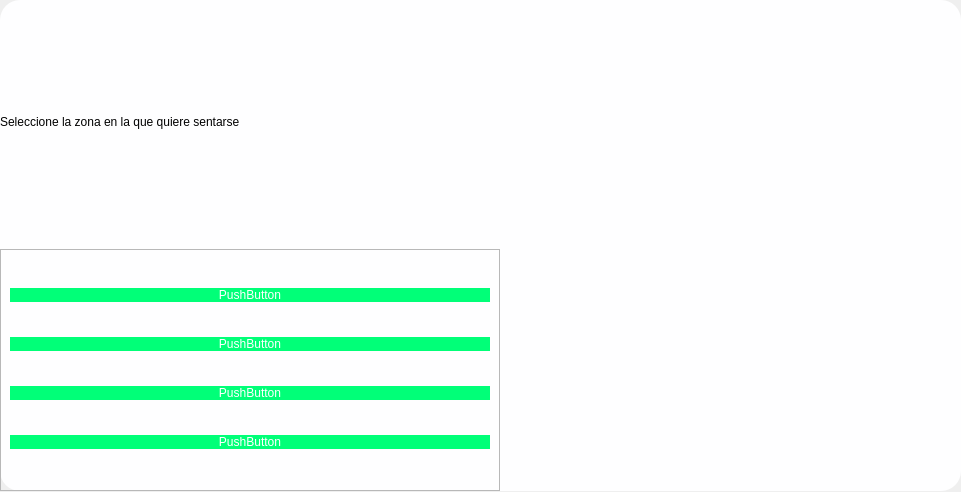
This is src/Vista/asientos.ui in gjimec00/STDEvents as Qt 5 draws it before an edit. The edited form follows.
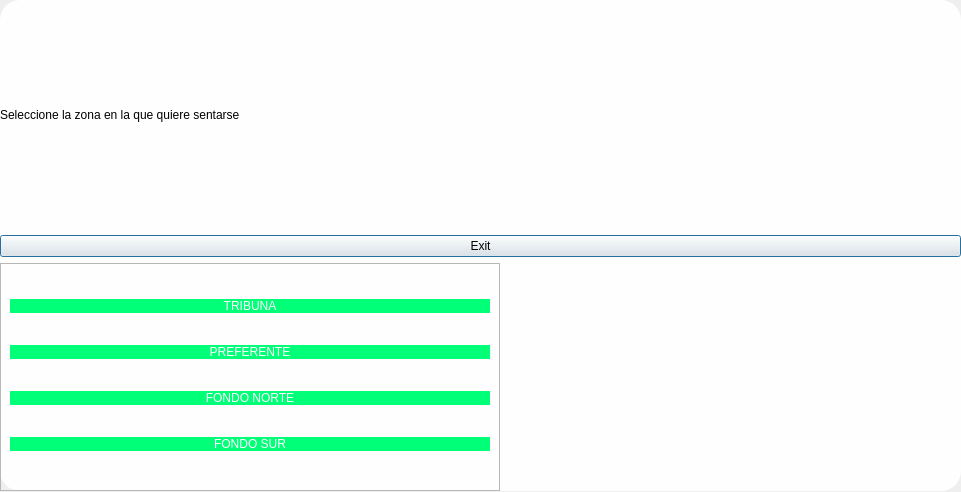
This is the edited form.

Commit message: Arreglos en la clase asientos e implementación de algunos botones de otras clases

What changed in the file:
```diff
--- a/src/Vista/asientos.ui
+++ b/src/Vista/asientos.ui
@@ -60,6 +60,13 @@
       </property>
      </widget>
     </item>
+    <item>
+     <widget class="QPushButton" name="pushButton_5">
+      <property name="text">
+       <string>Exit</string>
+      </property>
+     </widget>
+    </item>
     <item>
      <widget class="QFrame" name="frame">
       <property name="maximumSize">
@@ -86,7 +93,7 @@
 border-radius: 10px;</string>
          </property>
          <property name="text">
-          <string>PushButton</string>
+          <string>TRIBUNA</string>
          </property>
         </widget>
        </item>
@@ -98,21 +105,21 @@
 border-radius: 10px;</string>
          </property>
          <property name="text">
-          <string>PushButton</string>
+          <string>PREFERENTE</string>
          </property>
         </widget>
        </item>
        <item>
         <widget class="QPushButton" name="pushButton_2">
          <property name="text">
-          <string>PushButton</string>
+          <string>FONDO NORTE</string>
          </property>
         </widget>
        </item>
        <item>
         <widget class="QPushButton" name="pushButton">
          <property name="text">
-          <string>PushButton</string>
+          <string>FONDO SUR</string>
          </property>
         </widget>
        </item>
```
The commit also changes 9 other files.
